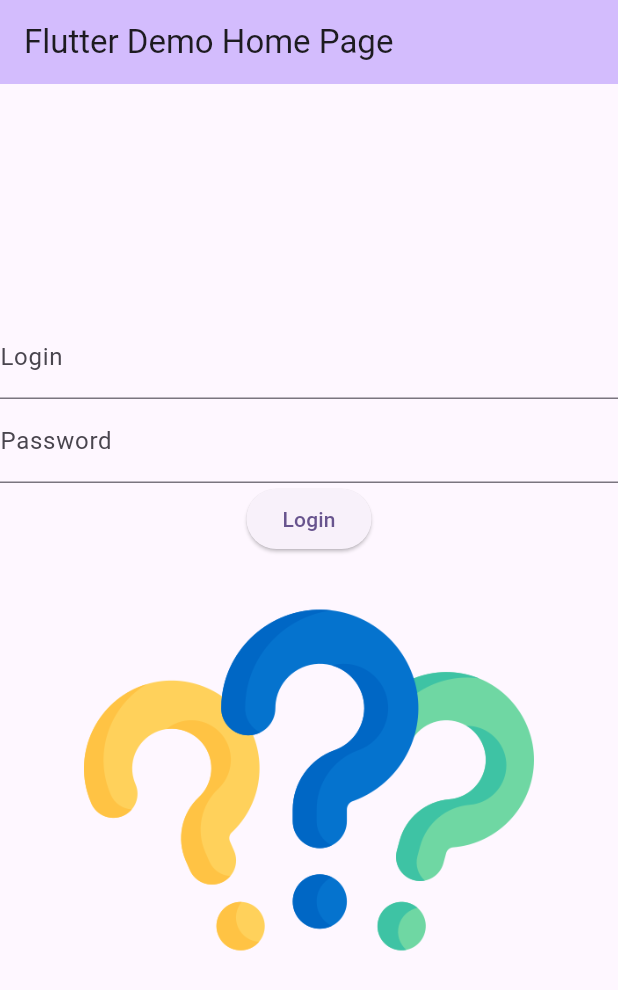
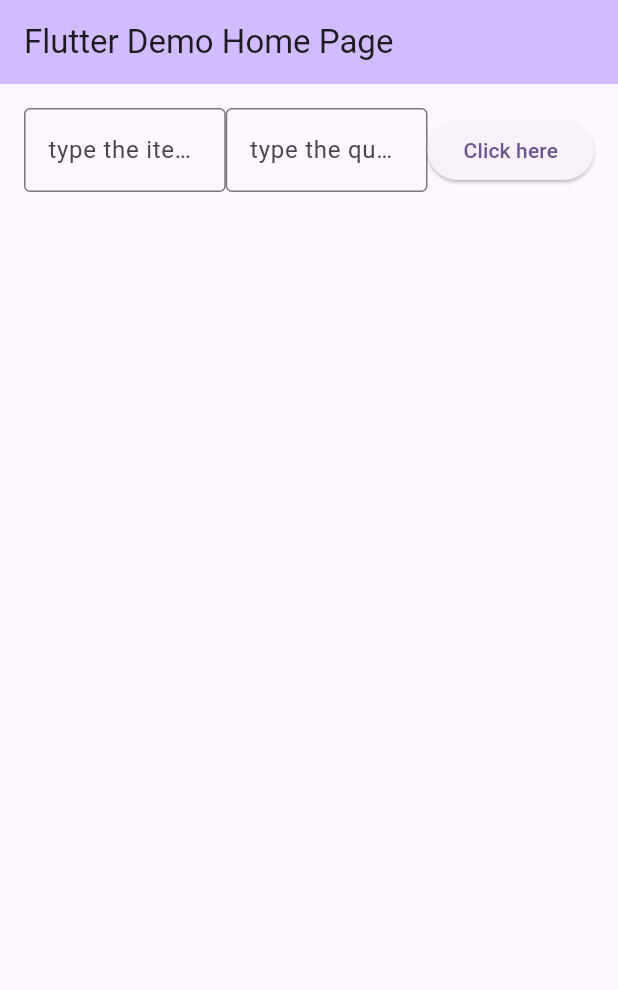
Before and after one commit to MMA38/CST2335-Labs, a Flutter app: the screen it shows after launch, on a phone screen of 412 x 824 dp. Shown: the top 990 px of the screen. Run offline on Flutter 3.47's test engine with Material 3 defaults, Android fonts, the phone set to English and light mode, and no system bars.

Commit message:
Week 6 completed

```diff
--- a/lib/main.dart
+++ b/lib/main.dart
@@ -7,78 +7,113 @@ void main() {
 class MyApp extends StatelessWidget {
   const MyApp({super.key});
 
-
+  // This widget is the root of your application.
   @override
   Widget build(BuildContext context) {
     return MaterialApp(
       title: 'Flutter Demo',
-      home: LoginPage(),
       theme: ThemeData(
 
         colorScheme: ColorScheme.fromSeed(seedColor: Colors.deepPurple),
         useMaterial3: true,
       ),
-
+      home: const MyHomePage(title: 'Flutter Demo Home Page'),
     );
   }
 }
-class LoginPage extends StatefulWidget {
+
+class MyHomePage extends StatefulWidget {
+  const MyHomePage({super.key, required this.title});
+
+  final String title;
+
   @override
-  _LoginPageState createState() => _LoginPageState();
+  State<MyHomePage> createState() => _MyHomePageState();
 }
 
-class _LoginPageState extends State<LoginPage> {
-  final TextEditingController _passwordController = TextEditingController();
-  String imageSource = 'images/question.png'; // Initial Image
+class _MyHomePageState extends State<MyHomePage> {
 
-  void _checkPassword() {
-    setState(() {
-      if (_passwordController.text == 'QWERTY123') {
-        imageSource = 'images/idea.png'; // Light Bulb Image
-      } else {
-        imageSource = 'images/stop.png'; // Stop Sign Image
-      }
-    });
-  }
-
-
-
+  var words = <String>[];
+  final TextEditingController _itemController = TextEditingController();
+  final TextEditingController _quantityController = TextEditingController();
   @override
   Widget build(BuildContext context) {
-
     return Scaffold(
       appBar: AppBar(
-
+        title: Text("Flutter Demo Home Page "),
         backgroundColor: Theme.of(context).colorScheme.inversePrimary,
-
-        title: Text("Flutter Demo Home Page")),
-
-      body: Center(
-
+      ),
+      body: Padding(
+        padding: const EdgeInsets.all(16.0),
         child: Column(
 
-          mainAxisAlignment: MainAxisAlignment.center,
-          children: <Widget>[
-             TextField(
-                decoration: InputDecoration(labelText: 'Login'),
-            ),
-              TextField(
-                 controller: _passwordController,
-                 obscureText: true,
-                 decoration: InputDecoration(labelText: 'Password'),
-            ),
+          children: [
 
-            ElevatedButton(
-              onPressed: _checkPassword,
-              child: Text('Login'),
-            ),
+            Row(children: [
+              Expanded(
+                child: TextField(
+                  controller: _itemController,
+                  decoration: InputDecoration(hintText: "type the item here",
+                    border: OutlineInputBorder(),),),
+              ),
+              Expanded(
+                child: TextField(
+                  controller: _quantityController,
+                  decoration: InputDecoration(hintText: "type the quantity here",
+                    border: OutlineInputBorder(),),
+                ),
+              ),
 
-            Image.asset(
-              imageSource,
-              width: 300,
-              height: 300,
-            ),
-          ],
+              ElevatedButton(onPressed: (){
+                if(_itemController.value.text.isNotEmpty && _quantityController.text.isNotEmpty) {
+                  setState(() {
+                    words.add("${_itemController.text} quantity: ${_quantityController.text}");
+                    _itemController.text = "";  // empty the field after adding item
+                    _quantityController.text = "";
+                  });
+                }else{
+                  const snackBar= SnackBar(content: Text("Please add item"));
+                  ScaffoldMessenger.of(context).showSnackBar(snackBar);
+                };
+              }, child: Text("Click here"))
+            ],),
+
+            Expanded(
+                child: ListView.builder(
+                    itemCount: words.length,
+                    itemBuilder: (context, rowNum) {
+                      return GestureDetector(
+                        onLongPress: (){
+                          showDialog(context: context, builder: (context) {
+                            return AlertDialog(
+                              title: Text("Delete?"),
+                              content: Text ("Are you sure you want to delete the item?"),
+                              actions: [
+                                ElevatedButton(onPressed: (){
+                                  setState(() {
+                                    words.removeAt(rowNum);
+                                    Navigator.pop(context);
+                                  });
+                                },
+                                  child: Text("Yes"),),
+                                ElevatedButton(onPressed: (){
+                                  Navigator.pop(context);
+                                },
+                                  child: Text("No"),)
+                              ],
+                            );
+                          });
+                        },
+                        child: Row(
+                          mainAxisAlignment:MainAxisAlignment.center,
+                          children: [
+                            Text("${rowNum + 1}:"),
+                            Text(words[rowNum])
+                          ],),
+                      );
+                    }
+                )
+            )],
         ),
       ),
     );
```
